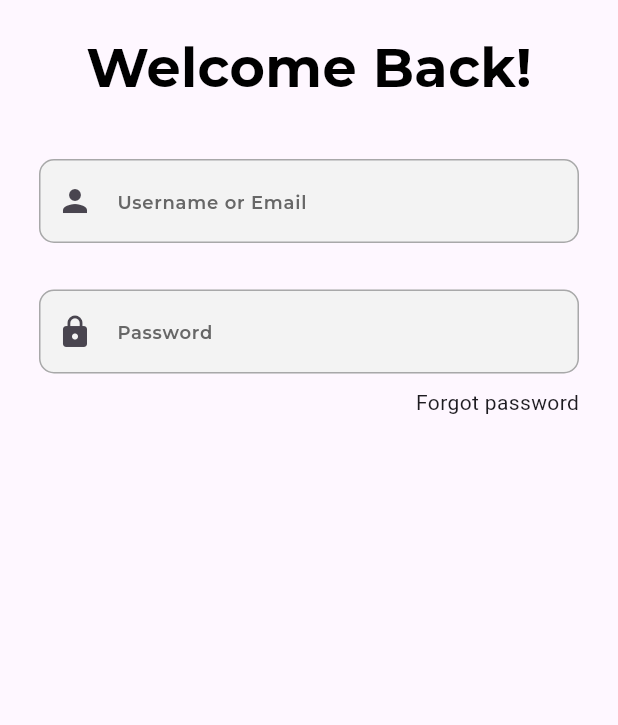
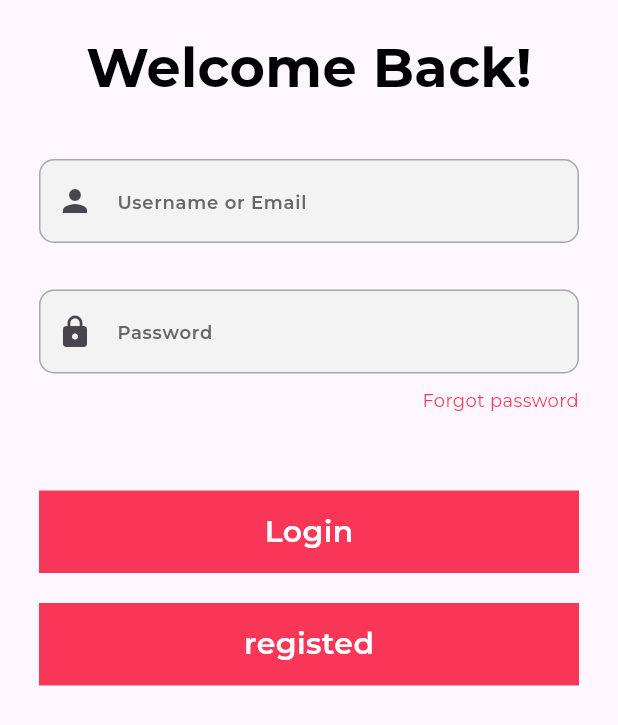
Before and after one commit to shihabLuminar/ecommerce_clone_july, a Flutter app: the LoginScreen screen opened directly, on a phone screen of 412 x 824 dp. Shown: the top 725 px of the screen. Run offline on Flutter 3.47's test engine with Material 3 defaults, Android fonts, the phone set to English and light mode, and no system bars; our stand-ins replace google_fonts.

Commit message:
get started Scree

```diff
--- /dev/null
+++ b/lib/utils/app_styels.dart
@@ -0,0 +1,10 @@
+import 'package:ecommerce_clone_july/utils/color_constants.dart';
+import 'package:flutter/material.dart';
+import 'package:google_fonts/google_fonts.dart';
+
+class AppStyels {
+  static TextStyle montserratPara = GoogleFonts.montserrat(
+    color: ColorConstants.BLACK,
+    fontSize: 10,
+  );
+}
--- a/lib/utils/color_constants.dart
+++ b/lib/utils/color_constants.dart
@@ -3,6 +3,7 @@ import 'package:flutter/material.dart';
 class ColorConstants {
   static const Color PRIMARY = Color(0xffF83758);
   static const Color BLACK = Color(0xff000000);
+  static const Color WHITE = Color(0xffFFFFFF);
   static const Color GREYSHDE1 = Color(0xffA8A8A9);
   static const Color GREYSHDE2 = Color(0xffC4C4C4);
   static const Color GREYSHDE3 = Color(0xffA0A0A1);
--- a/lib/utils/image_constants.dart
+++ b/lib/utils/image_constants.dart
@@ -1,4 +1,5 @@
 class ImageConstants {
   static const String MYAPPLOGO = "assets/images/app_logo.png";
   static const String ONBOARRDING1 = "assets/images/onboarding-1.png";
+  static const String GETSTARTEDBG = "assets/images/get_started_bg.png";
 }
--- a/lib/view/global_widgets/custom_button.dart
+++ b/lib/view/global_widgets/custom_button.dart
@@ -1,13 +1,31 @@
+import 'package:ecommerce_clone_july/utils/color_constants.dart';
+import 'package:ecommerce_clone_july/view/get_started_screen/get_started_screen.dart';
 import 'package:flutter/material.dart';
+import 'package:google_fonts/google_fonts.dart';
 
 class CustomButton extends StatelessWidget {
-  const CustomButton({super.key});
+  const CustomButton(
+      {super.key, required this.buttonText, this.onButtonPressed});
+  final String buttonText;
+  final void Function()? onButtonPressed;
 
   @override
   Widget build(BuildContext context) {
-    return ElevatedButton(
-      onPressed: () {},
-      child: Text("custom button"),
+    return InkWell(
+      onTap: onButtonPressed,
+      child: Container(
+        alignment: Alignment.center,
+        color: ColorConstants.PRIMARY,
+        height: 55,
+        width: double.infinity,
+        child: Text(
+          buttonText,
+          style: GoogleFonts.montserrat(
+              color: ColorConstants.WHITE,
+              fontWeight: FontWeight.w600,
+              fontSize: 20),
+        ),
+      ),
     );
   }
 }
--- a/lib/view/login_screen/login_screen.dart
+++ b/lib/view/login_screen/login_screen.dart
@@ -1,6 +1,9 @@
+import 'package:ecommerce_clone_july/utils/app_styels.dart';
 import 'package:ecommerce_clone_july/utils/color_constants.dart';
+import 'package:ecommerce_clone_july/view/get_started_screen/get_started_screen.dart';
 import 'package:ecommerce_clone_july/view/global_widgets/custom_button.dart';
 import 'package:ecommerce_clone_july/view/global_widgets/custom_input_field.dart';
+import 'package:ecommerce_clone_july/view/splash_screen/splash_screen.dart';
 import 'package:flutter/material.dart';
 import 'package:google_fonts/google_fonts.dart';
 
@@ -41,9 +44,40 @@ class _LoginScreenState extends State<LoginScreen> {
               Row(
                 mainAxisAlignment: MainAxisAlignment.end,
                 children: [
-                  Text("Forgot password"),
+                  Text(
+                    "Forgot password",
+                    style: AppStyels.montserratPara
+                        .copyWith(color: ColorConstants.PRIMARY, fontSize: 12),
+                  ),
                 ],
-              )
+              ),
+              SizedBox(height: 52),
+              CustomButton(
+                buttonText: "Login",
+                onButtonPressed: () {
+                  Navigator.pushAndRemoveUntil(
+                    context,
+                    MaterialPageRoute(
+                      builder: (context) => GetStartedScreen(),
+                    ),
+                    (route) => false,
+                  );
+                },
+              ),
+              SizedBox(
+                height: 20,
+              ),
+              CustomButton(
+                buttonText: "registed",
+                onButtonPressed: () {
+                  Navigator.push(
+                    context,
+                    MaterialPageRoute(
+                      builder: (context) => SplashScreen(),
+                    ),
+                  );
+                },
+              ),
             ],
           ),
         ),
```
Also changed, not shown: lib/view/get_started_screen/get_started_screen.dart (added, +69 -0 lines), assets/images/get_started_bg.png (added).
